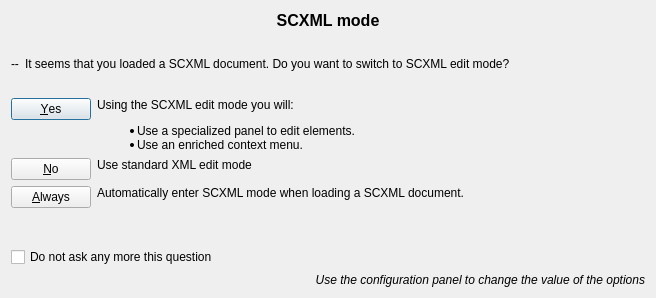
Above: src/modules/specialized/scxml/scxmlautomodedialog.ui from lbellonda/qxmledit before the change. Below: the same form after it.
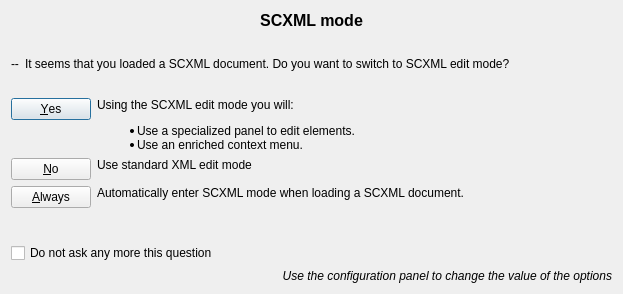
That is the form after the change. Icons and pictures are not drawn.

What changed in the file:
```diff
--- a/src/modules/specialized/scxml/scxmlautomodedialog.ui
+++ b/src/modules/specialized/scxml/scxmlautomodedialog.ui
@@ -6,10 +6,16 @@
    <rect>
     <x>0</x>
     <y>0</y>
-    <width>656</width>
-    <height>298</height>
+    <width>623</width>
+    <height>294</height>
    </rect>
   </property>
+  <property name="sizePolicy">
+   <sizepolicy hsizetype="Minimum" vsizetype="Minimum">
+    <horstretch>0</horstretch>
+    <verstretch>0</verstretch>
+   </sizepolicy>
+  </property>
   <property name="windowTitle">
    <string>Dialog</string>
   </property>
@@ -130,7 +136,7 @@
      <item row="1" column="1">
       <widget class="QLabel" name="label_5">
        <property name="sizePolicy">
-        <sizepolicy hsizetype="Minimum" vsizetype="Minimum">
+        <sizepolicy hsizetype="Expanding" vsizetype="Minimum">
          <horstretch>0</horstretch>
          <verstretch>0</verstretch>
         </sizepolicy>
@@ -142,7 +148,7 @@
         <set>Qt::AlignLeading|Qt::AlignLeft|Qt::AlignTop</set>
        </property>
        <property name="wordWrap">
-        <bool>true</bool>
+        <bool>false</bool>
        </property>
       </widget>
      </item>
@@ -162,7 +168,7 @@
      <item row="2" column="1">
       <widget class="QLabel" name="label_3">
        <property name="sizePolicy">
-        <sizepolicy hsizetype="Minimum" vsizetype="Minimum">
+        <sizepolicy hsizetype="Expanding" vsizetype="Minimum">
          <horstretch>0</horstretch>
          <verstretch>0</verstretch>
         </sizepolicy>
@@ -174,7 +180,7 @@
         <set>Qt::AlignLeading|Qt::AlignLeft|Qt::AlignTop</set>
        </property>
        <property name="wordWrap">
-        <bool>true</bool>
+        <bool>false</bool>
        </property>
       </widget>
      </item>
```
